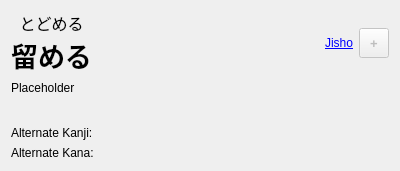
This is src/gui/widgets/definition.ui in ripose-jp/Memento as Qt 5 draws it before an edit. The edited form follows.
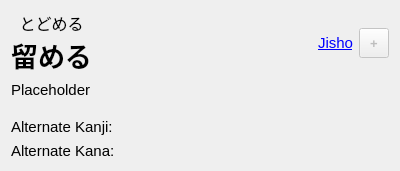
This is the edited form.

Commit message: Made definition font size larger for windows users

Diff of the .ui file:
```diff
--- a/src/gui/widgets/definition.ui
+++ b/src/gui/widgets/definition.ui
@@ -96,6 +96,11 @@
          <verstretch>0</verstretch>
         </sizepolicy>
        </property>
+       <property name="font">
+        <font>
+         <pointsize>11</pointsize>
+        </font>
+       </property>
        <property name="text">
         <string>&lt;a href=&quot;https://jisho.org/&quot;&gt;Jisho&lt;/a&gt;</string>
        </property>
@@ -137,6 +142,11 @@
        <verstretch>0</verstretch>
       </sizepolicy>
      </property>
+     <property name="font">
+      <font>
+       <pointsize>11</pointsize>
+      </font>
+     </property>
      <property name="text">
       <string notr="true">Placeholder</string>
      </property>
@@ -159,6 +169,11 @@
        <verstretch>0</verstretch>
       </sizepolicy>
      </property>
+     <property name="font">
+      <font>
+       <pointsize>11</pointsize>
+      </font>
+     </property>
      <property name="text">
       <string>Alternate Kanji: </string>
      </property>
@@ -178,6 +193,11 @@
        <verstretch>0</verstretch>
       </sizepolicy>
      </property>
+     <property name="font">
+      <font>
+       <pointsize>11</pointsize>
+      </font>
+     </property>
      <property name="text">
       <string>Alternate Kana: </string>
      </property>
```
